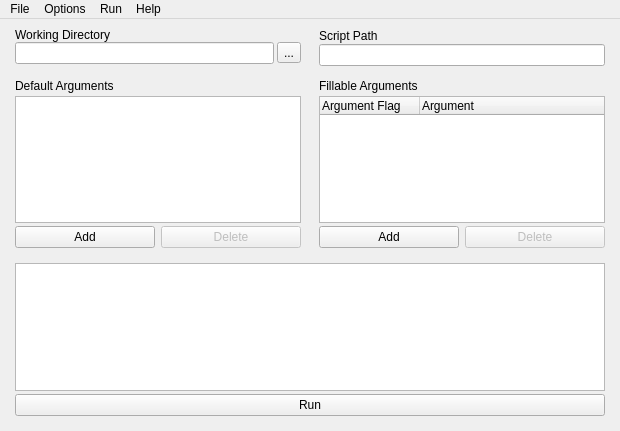
Above: mainwindow.ui from ISAm-kbh/GreenScriptr before the change. Below: the same form after it.
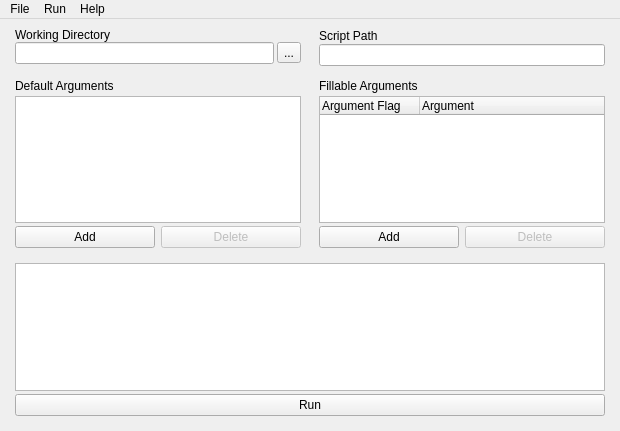
That is the form after the change.

Commit message: Remove 'always on top' option

What changed in the file:
```diff
--- a/mainwindow.ui
+++ b/mainwindow.ui
@@ -320,7 +320,7 @@
      <x>0</x>
      <y>0</y>
      <width>620</width>
-     <height>24</height>
+     <height>21</height>
     </rect>
    </property>
    <widget class="QMenu" name="menuFile">
@@ -348,14 +348,7 @@
     </property>
     <addaction name="actionManual"/>
    </widget>
-   <widget class="QMenu" name="menuOptions">
-    <property name="title">
-     <string>Options</string>
-    </property>
-    <addaction name="actionAlways_on_Top"/>
-   </widget>
    <addaction name="menuFile"/>
-   <addaction name="menuOptions"/>
    <addaction name="menuRun"/>
    <addaction name="menuHelp"/>
   </widget>
```
Left out of the diff: 8 changed lines with no effect on the pictures.
